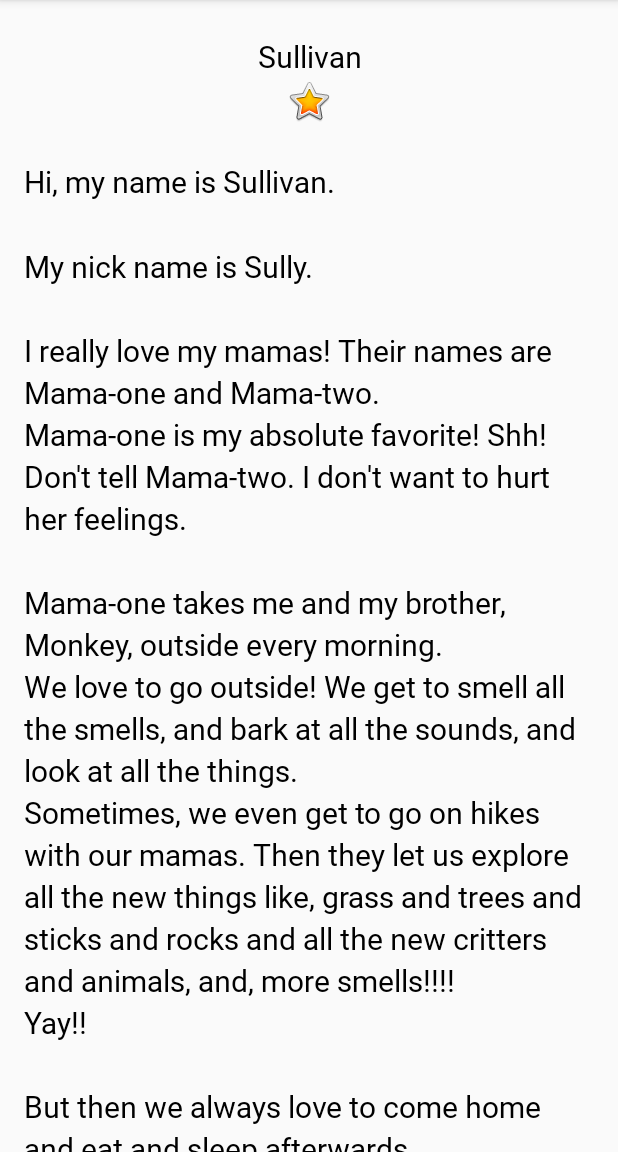
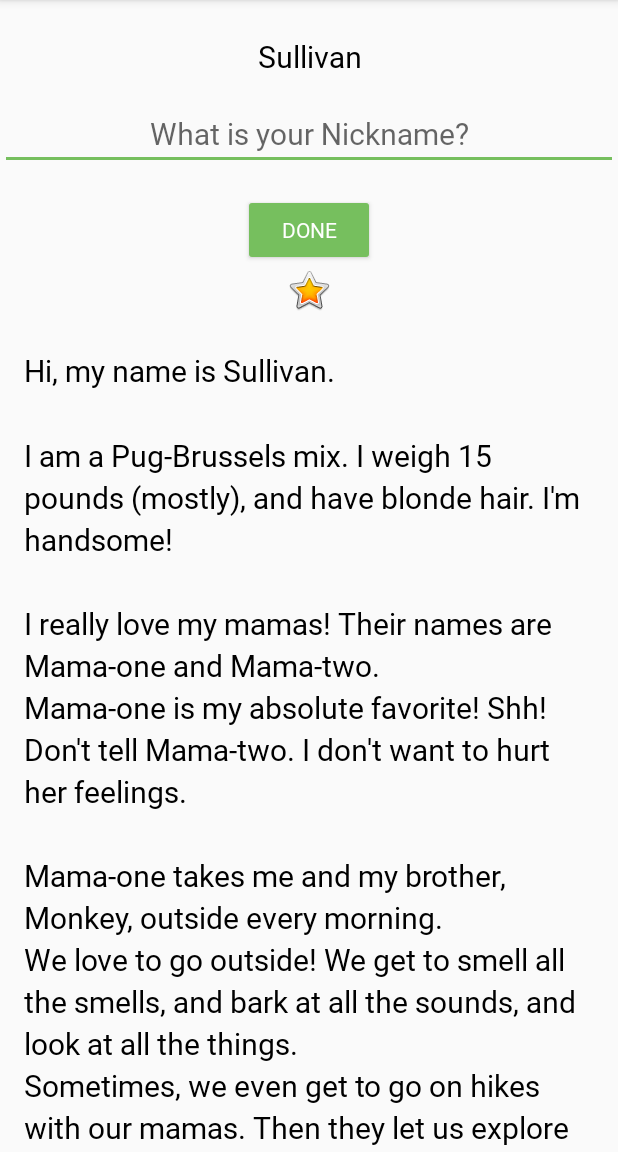
Before and after one commit to ajsherrell/AboutMyDog, an Android app: the screen it shows after launch (MainActivity), on a phone screen of 412 x 824 dp, the part 84-1236 px from its top. Run offline under Robolectric (Android 15) with nearby library versions, the phone set to English and light mode, and no system bars.

Commit message:
finish app

```diff
--- a/app/src/main/java/com/ajsherrell/aboutme/MainActivity.kt
+++ b/app/src/main/java/com/ajsherrell/aboutme/MainActivity.kt
@@ -1,12 +1,56 @@
 package com.ajsherrell.aboutme
 
+import android.content.Context
 import androidx.appcompat.app.AppCompatActivity
 import android.os.Bundle
+import android.view.View
+import android.view.inputmethod.InputMethodManager
+import android.widget.Button
+import android.widget.EditText
+import android.widget.TextView
 
 class MainActivity : AppCompatActivity() {
+
+    private lateinit var editText: EditText
+    private lateinit var nickNameTextView: TextView
+    private lateinit var doneButton: Button
 
     override fun onCreate(savedInstanceState: Bundle?) {
         super.onCreate(savedInstanceState)
         setContentView(R.layout.activity_main)
+
+        editText = findViewById(R.id.nickname_edit)
+        nickNameTextView = findViewById(R.id.nickname_text)
+        doneButton = findViewById(R.id.done_button)
+
+        doneButton.setOnClickListener {
+            addNickName(it)
+        }
+
+        nickNameTextView.setOnClickListener {
+            updateNickname(it)
+        }
+    }
+
+    private fun addNickName(view: View) {
+        nickNameTextView.text = editText.text
+        editText.visibility = View.GONE
+        nickNameTextView.visibility = View.VISIBLE
+        view.visibility = View.GONE
+
+        // Hide the keyboard.
+        val inputMethodManager = getSystemService(Context.INPUT_METHOD_SERVICE) as InputMethodManager
+        inputMethodManager.hideSoftInputFromWindow(view.windowToken, 0)
+    }
+
+    private fun updateNickname(view: View) {
+        editText.visibility = View.VISIBLE
+        doneButton.visibility = View.VISIBLE
+        view.visibility = View.GONE
+        editText.requestFocus()
+
+        // Show the keyboard.
+        val imm = getSystemService(Context.INPUT_METHOD_SERVICE) as InputMethodManager
+        imm.showSoftInput(editText, 0)
     }
 }
--- a/app/src/main/res/layout/activity_main.xml
+++ b/app/src/main/res/layout/activity_main.xml
@@ -15,6 +15,36 @@
         android:text="@string/name"
         android:textAlignment="center"
         style="@style/NameStyle" />
+
+    <EditText
+        android:id="@+id/nickname_edit"
+        style="@style/NameStyle"
+        android:layout_width="match_parent"
+        android:layout_height="wrap_content"
+        android:ems="10"
+        android:hint="@string/what_is_your_nickname"
+        android:inputType="textPersonName"
+        android:textAlignment="center" />
+
+    <Button
+        android:id="@+id/done_button"
+        style="@style/Widget.AppCompat.Button.Colored"
+        android:layout_width="wrap_content"
+        android:layout_height="wrap_content"
+        android:layout_gravity="center_horizontal"
+        android:layout_marginTop="@dimen/layout_margin"
+        android:fontFamily="@font/roboto"
+        android:text="@string/done" />
+
+    <TextView
+        android:id="@+id/nickname_text"
+        style="@style/NameStyle"
+        android:layout_width="match_parent"
+        android:layout_height="wrap_content"
+        android:background="@color/colorAccent"
+        android:paddingBottom="@dimen/small_padding"
+        android:textAlignment="center"
+        android:visibility="gone" />
 
     <ImageView
         android:id="@+id/star_image"
--- a/app/src/main/res/values/colors.xml
+++ b/app/src/main/res/values/colors.xml
@@ -2,5 +2,5 @@
 <resources>
     <color name="colorPrimary">#008577</color>
     <color name="colorPrimaryDark">#00574B</color>
-    <color name="colorAccent">#D81B60</color>
+    <color name="colorAccent">#76BF5E</color>
 </resources>
--- a/app/src/main/res/values/strings.xml
+++ b/app/src/main/res/values/strings.xml
@@ -3,8 +3,10 @@
     <string name="name">Sullivan</string>
     <string name="yellow_star">Yellow star</string>
 
+    <string name="what_is_your_nickname">What is your Nickname?</string>
+
     <string name="bio">Hi, my name is Sullivan.
-    \n\nMy nick name is Sully.
+    \n\nI am a Pug-Brussels mix. I weigh 15 pounds (mostly), and have blonde hair. I\'m handsome!
     \n\nI really love my mamas! Their names are Mama-one and Mama-two.
     \nMama-one is my absolute favorite! Shh! Don\'t tell Mama-two. I don\'t want to hurt her feelings.
     \n\nMama-one takes me and my brother, Monkey, outside every morning.
@@ -16,5 +18,6 @@
     \nMonkey gets hot sometimes and goes to lay down where he can relax, but not me. I love snuggles!!
     \nMamas are the best! I hope my mamas know how much I love them.
     \nThe End.</string>
+    <string name="done">Done</string>
 
 </resources>
```
